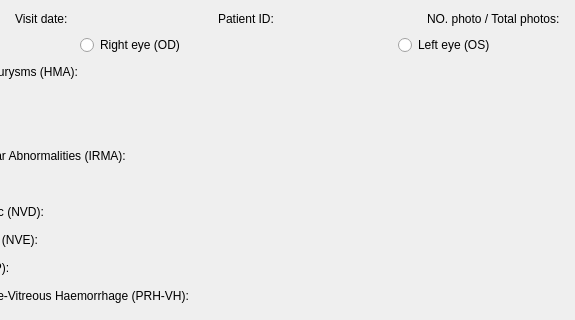
xujialiu/ETDR-grading-app, file gradwidget.ui: the form before one commit; both pictures show x 137 to 712 and y 0 to 320 of the 849 by 964 pixel window.
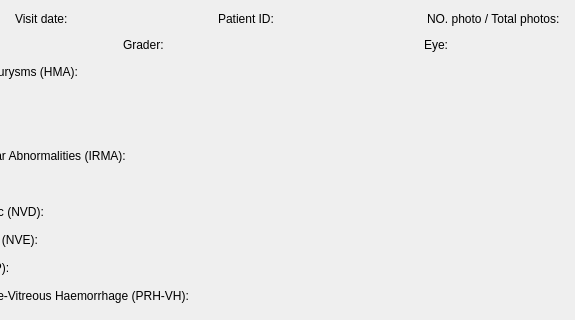
The form after the commit.

Commit message: feats: add left dock displaying image fuction and get the next sample logic

The edit to the form file:
```diff
--- a/gradwidget.ui
+++ b/gradwidget.ui
@@ -110,12 +110,9 @@
          </spacer>
         </item>
         <item>
-         <widget class="QRadioButton" name="radioButton_eye_r">
+         <widget class="QLabel" name="label_user">
           <property name="text">
-           <string>Right eye (OD)</string>
-          </property>
-          <property name="checkable">
-           <bool>false</bool>
+           <string>Grader: </string>
           </property>
          </widget>
         </item>
@@ -133,12 +130,9 @@
          </spacer>
         </item>
         <item>
-         <widget class="QRadioButton" name="radioButton_eye_l">
+         <widget class="QLabel" name="label_eye">
           <property name="text">
-           <string>Left eye (OS)</string>
-          </property>
-          <property name="checkable">
-           <bool>false</bool>
+           <string>Eye: </string>
           </property>
          </widget>
         </item>
```
Left out of the diff: 2 changed lines with no effect on the pictures. The commit also changes 10 other files.
